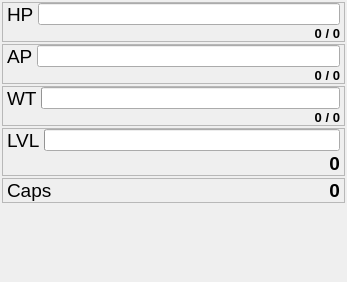
First picture: the form in widgets/playerinfo/ui/playerinfowidget.ui, repository matzman666/PyPipboyApp, before the edit.
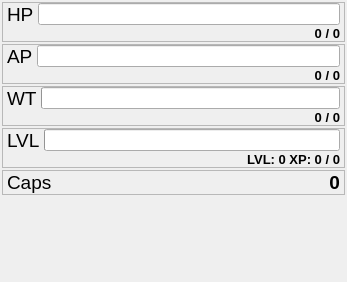
Second picture: the form after the edit.

Commit message: Wrote a quick proof of concept to test showing experience values. I have chosen to just display how much experience is required for next level and how much of that has been filled already. Tested it by watching the gains on screen and they matched.

What changed in the file:
```diff
--- a/widgets/playerinfo/ui/playerinfowidget.ui
+++ b/widgets/playerinfo/ui/playerinfowidget.ui
@@ -361,13 +361,13 @@
        <widget class="QLabel" name="lvlLabel">
         <property name="font">
          <font>
-          <pointsize>14</pointsize>
+          <pointsize>10</pointsize>
           <weight>75</weight>
           <bold>true</bold>
          </font>
         </property>
         <property name="text">
-         <string>0</string>
+         <string>LVL: 0 XP: 0 / 0</string>
         </property>
         <property name="alignment">
          <set>Qt::AlignRight|Qt::AlignTrailing|Qt::AlignVCenter</set>
```
The commit also changes 1 other file.
